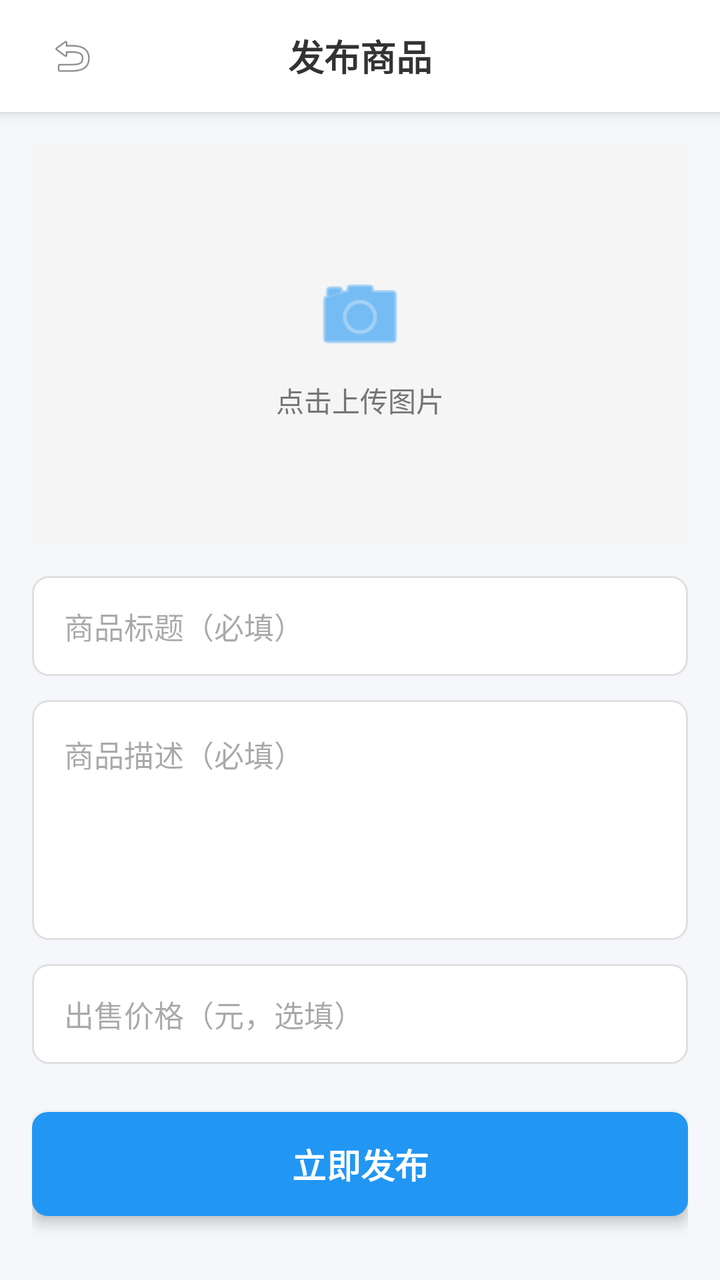
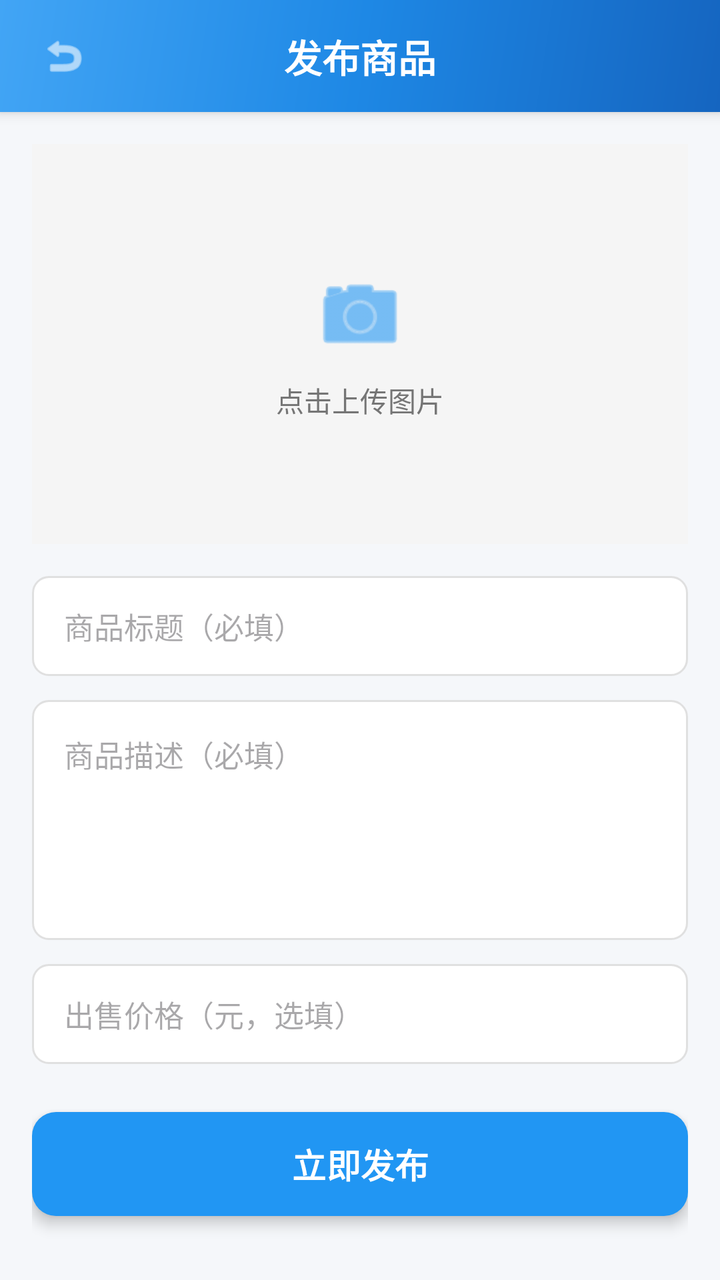

Before-and-after screenshots of an Android layout around one commit, followed by the original layout XML and the change that was made.
<!-- AndroidManifest.xml: application theme Theme.SchoolTrade -->
<!-- res/layout/activity_publish_with_image.xml -->
<?xml version="1.0" encoding="utf-8"?>
<LinearLayout
    xmlns:android="http://schemas.android.com/apk/res/android"
    android:layout_width="match_parent"
    android:layout_height="match_parent"
    android:orientation="vertical"
    android:background="@color/bg_gray">

    
    <LinearLayout
        android:layout_width="match_parent"
        android:layout_height="56dp"
        android:orientation="horizontal"
        android:gravity="center_vertical"
        android:paddingHorizontal="16dp"
        android:background="@color/white"
        android:elevation="4dp">

        <ImageView
            android:id="@+id/btn_back"
            android:layout_width="40dp"
            android:layout_height="40dp"
            android:src="@android:drawable/ic_menu_revert"
            android:padding="8dp"
            android:clickable="true"
            android:focusable="true"
            android:background="?attr/selectableItemBackgroundBorderless" />

        <TextView
            android:layout_width="0dp"
            android:layout_height="wrap_content"
            android:layout_weight="1"
            android:text="发布商品"
            android:textSize="18sp"
            android:textStyle="bold"
            android:textColor="@color/text_primary"
            android:gravity="center" />

        <View
            android:layout_width="40dp"
            android:layout_height="40dp" />
    </LinearLayout>

    
    <ScrollView
        android:layout_width="match_parent"
        android:layout_height="match_parent"
        android:fillViewport="true">

        <LinearLayout
            android:layout_width="match_parent"
            android:layout_height="wrap_content"
            android:orientation="vertical"
            android:padding="16dp">

            
            <FrameLayout
                android:id="@+id/fl_image_container"
                android:layout_width="match_parent"
                android:layout_height="200dp"
                android:background="#F5F5F5"
                android:clickable="true"
                android:focusable="true"
                android:layout_marginBottom="16dp">

                <ImageView
                    android:id="@+id/iv_product_image"
                    android:layout_width="match_parent"
                    android:layout_height="match_parent"
                    android:scaleType="centerCrop"
                    android:visibility="gone" />

                <LinearLayout
                    android:id="@+id/ll_upload_hint"
                    android:layout_width="wrap_content"
                    android:layout_height="wrap_content"
                    android:layout_gravity="center"
                    android:orientation="vertical"
                    android:gravity="center">

                    <ImageView
                        android:layout_width="48dp"
                        android:layout_height="48dp"
                        android:src="@android:drawable/ic_menu_camera"
                        android:tint="@color/primary_blue" />

                    <TextView
                        android:layout_width="wrap_content"
                        android:layout_height="wrap_content"
                        android:text="点击上传图片"
                        android:textSize="14sp"
                        android:textColor="@color/text_secondary"
                        android:layout_marginTop="8dp" />
                </LinearLayout>
            </FrameLayout>

            
            <EditText
                android:id="@+id/et_title"
                android:layout_width="match_parent"
                android:layout_height="50dp"
                android:hint="商品标题（必填）"
                android:paddingHorizontal="16dp"
                android:background="@drawable/bg_edit_text"
                android:textSize="15sp"
                android:singleLine="true"
                android:layout_marginBottom="12dp" />

            
            <EditText
                android:id="@+id/et_content"
                android:layout_width="match_parent"
                android:layout_height="120dp"
                android:hint="商品描述（必填）"
                android:gravity="top"
                android:padding="16dp"
                android:background="@drawable/bg_edit_text"
                android:textSize="15sp"
                android:inputType="textMultiLine"
                android:layout_marginBottom="12dp" />

            
            <EditText
                android:id="@+id/et_price"
                android:layout_width="match_parent"
                android:layout_height="50dp"
                android:hint="出售价格（元，选填）"
                android:inputType="numberDecimal"
                android:paddingHorizontal="16dp"
                android:background="@drawable/bg_edit_text"
                android:textSize="15sp"
                android:layout_marginBottom="24dp" />

            
            <Button
                android:id="@+id/btn_publish"
                android:layout_width="match_parent"
                android:layout_height="52dp"
                android:text="立即发布"
                android:textSize="17sp"
                android:textStyle="bold"
                android:background="@drawable/bg_button_primary"
                android:textColor="@color/white"
                android:elevation="4dp"
                android:stateListAnimator="@null" />

        </LinearLayout>
    </ScrollView>
</LinearLayout>
<!-- resources referenced by this layout -->
<resources>
  <color name="bg_gray">#F5F7FA</color>
  <color name="primary_blue">#2196F3</color>
  <color name="text_primary">#333333</color>
  <color name="text_secondary">#757575</color>
  <color name="white">#FFFFFFFF</color>
  <!-- drawable bg_button_primary (drawable) -->
  <?xml version="1.0" encoding="utf-8"?>
  <selector xmlns:android="http://schemas.android.com/apk/res/android">
      <item android:state_pressed="true">
          <shape android:shape="rectangle">
              <solid android:color="#1976D2" />
              <corners android:radius="8dp" />
          </shape>
      </item>
      <item>
          <shape android:shape="rectangle">
              <solid android:color="@color/primary_blue" />
              <corners android:radius="8dp" />
          </shape>
      </item>
  </selector>
  <!-- drawable bg_edit_text (drawable) -->
  <?xml version="1.0" encoding="utf-8"?>
  <shape xmlns:android="http://schemas.android.com/apk/res/android"
      android:shape="rectangle">
      <solid android:color="@color/white" />
      <corners android:radius="8dp" />
      <stroke
          android:width="1dp"
          android:color="#E0E0E0" />
  </shape>
  <style name="Theme.SchoolTrade" parent="Base.Theme.SchoolTrade" />
  <style name="Base.Theme.SchoolTrade" parent="Theme.Material3.DayNight.NoActionBar">
          <item name="colorPrimary">@color/primary_blue</item>
          <item name="colorPrimaryVariant">@color/primary_dark_blue</item>
          <item name="colorOnPrimary">@color/white</item>
          <item name="colorSecondary">@color/accent_blue</item>
          <item name="colorSecondaryVariant">@color/teal_700</item>
          <item name="colorOnSecondary">@color/black</item>
          <item name="android:statusBarColor">?attr/colorPrimaryVariant</item>
          <item name="android:windowLightStatusBar">false</item>
      </style>
  <color name="primary_dark_blue">#1976D2</color>
  <color name="accent_blue">#64B5F6</color>
  <color name="teal_700">#FF018786</color>
  <color name="black">#FF000000</color>
</resources>

<!-- the commit's change to res/layout/activity_publish_with_image.xml (unified diff, before → after) -->
@@ -10,10 +10,9 @@
     <LinearLayout
         android:layout_width="match_parent"
         android:layout_height="56dp"
-        android:orientation="horizontal"
+        android:background="@drawable/bg_gradient_blue"
         android:gravity="center_vertical"
-        android:paddingHorizontal="16dp"
-        android:background="@color/white"
+        android:paddingHorizontal="12dp"
         android:elevation="4dp">
 
         <ImageView
@@ -21,6 +20,7 @@
             android:layout_width="40dp"
             android:layout_height="40dp"
             android:src="@android:drawable/ic_menu_revert"
+            android:tint="@color/white"
             android:padding="8dp"
             android:clickable="true"
             android:focusable="true"
@@ -31,14 +31,11 @@
             android:layout_height="wrap_content"
             android:layout_weight="1"
             android:text="发布商品"
-            android:textSize="18sp"
+            android:textSize="19sp"
             android:textStyle="bold"
-            android:textColor="@color/text_primary"
-            android:gravity="center" />
-
-        <View
-            android:layout_width="40dp"
-            android:layout_height="40dp" />
+            android:textColor="@color/white"
+            android:gravity="center"
+            android:layout_marginEnd="40dp" />
     </LinearLayout>
 
     
<!-- resource entries referenced after the edit -->
@@ -2,7 +2,6 @@
 <resources>
   <color name="bg_gray">#F5F7FA</color>
   <color name="primary_blue">#2196F3</color>
-  <color name="text_primary">#333333</color>
   <color name="text_secondary">#757575</color>
   <color name="white">#FFFFFFFF</color>
   <!-- drawable bg_button_primary (drawable) -->
@@ -10,14 +9,14 @@
   <selector xmlns:android="http://schemas.android.com/apk/res/android">
       <item android:state_pressed="true">
           <shape android:shape="rectangle">
-              <solid android:color="#1976D2" />
-              <corners android:radius="8dp" />
+              <solid android:color="#1565C0"/>
+              <corners android:radius="12dp"/>
           </shape>
       </item>
       <item>
           <shape android:shape="rectangle">
-              <solid android:color="@color/primary_blue" />
-              <corners android:radius="8dp" />
+              <solid android:color="#2196F3"/>
+              <corners android:radius="12dp"/>
           </shape>
       </item>
   </selector>
@@ -31,16 +30,28 @@
           android:width="1dp"
           android:color="#E0E0E0" />
   </shape>
+  <!-- drawable bg_gradient_blue (drawable) -->
+  <?xml version="1.0" encoding="utf-8"?>
+  <shape xmlns:android="http://schemas.android.com/apk/res/android"
+      android:shape="rectangle">
+      <gradient
+          android:startColor="#1565C0"
+          android:centerColor="#1E88E5"
+          android:endColor="#42A5F5"
+          android:angle="135"
+          android:type="linear"/>
+  </shape>
   <style name="Theme.SchoolTrade" parent="Base.Theme.SchoolTrade" />
-  <style name="Base.Theme.SchoolTrade" parent="Theme.Material3.DayNight.NoActionBar">
+  <style name="Base.Theme.SchoolTrade" parent="Theme.Material3.Light.NoActionBar">
           <item name="colorPrimary">@color/primary_blue</item>
           <item name="colorPrimaryVariant">@color/primary_dark_blue</item>
           <item name="colorOnPrimary">@color/white</item>
           <item name="colorSecondary">@color/accent_blue</item>
           <item name="colorSecondaryVariant">@color/teal_700</item>
           <item name="colorOnSecondary">@color/black</item>
-          <item name="android:statusBarColor">?attr/colorPrimaryVariant</item>
+          <item name="android:statusBarColor">@color/primary_dark_blue</item>
           <item name="android:windowLightStatusBar">false</item>
+          <item name="android:windowBackground">@color/bg_gray</item>
       </style>
   <color name="primary_dark_blue">#1976D2</color>
   <color name="accent_blue">#64B5F6</color>
